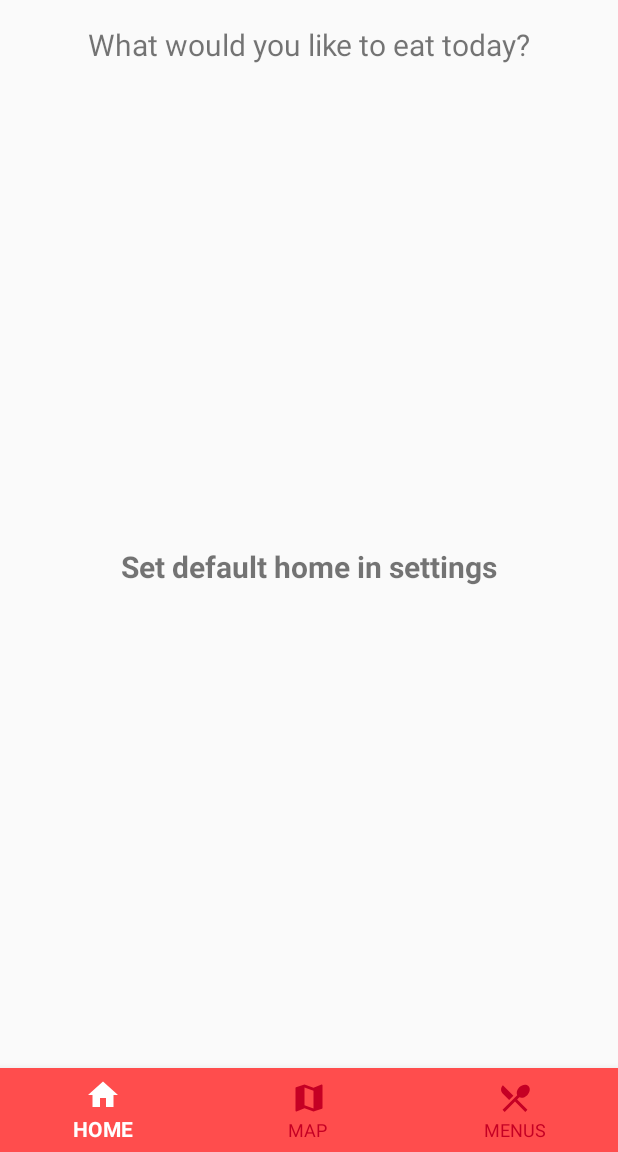
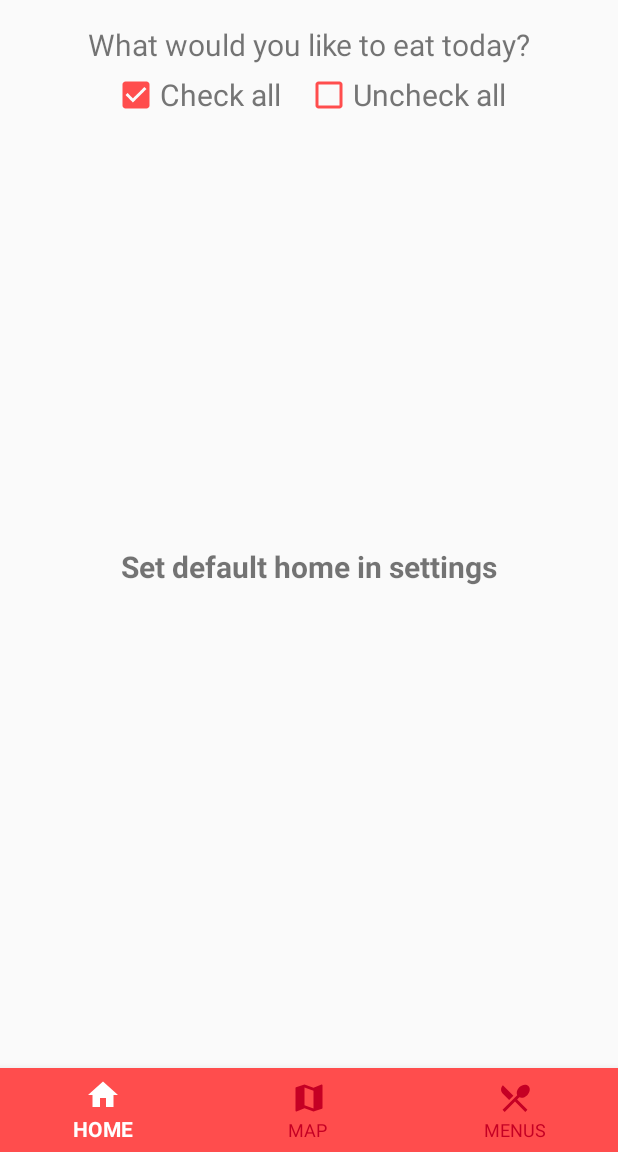
Before and after one commit to 445611/DailyYummis, an Android app: the screen it shows after launch (MainActivity), on a phone screen of 412 x 824 dp, the part 84-1236 px from its top. Run offline under Robolectric (Android 15) with nearby library versions, the phone set to English and light mode, and no system bars; our stand-ins replace navigation-ui; libraries missing offline, so code that uses them is left out: com.google.maps.android; 5 statements that could not run were skipped.

```diff
--- a/App/app/src/main/java/cz/muni/fi/pv239/dailyyummies/service/ZomatoService.kt
+++ b/App/app/src/main/java/cz/muni/fi/pv239/dailyyummies/service/ZomatoService.kt
@@ -121,6 +121,7 @@ class ZomatoService(private val context: Context, private val restaurantsSearchR
                                 Log.d("Restaurant", restaurant.restaurant.name)
                             }
                             calculateRestaurantDistances(mapCoordinates, radius, it.restaurants)
+                            it.restaurants.removeAll { it.restaurant.distance > radius }
                             fetchMenus(it.restaurants)
                         }
                     }
--- a/App/app/src/main/res/layout/fragment_home.xml
+++ b/App/app/src/main/res/layout/fragment_home.xml
@@ -25,7 +25,7 @@
         app:layout_constraintBottom_toBottomOf="parent"
         app:layout_constraintEnd_toEndOf="parent"
         app:layout_constraintStart_toStartOf="parent"
-        app:layout_constraintTop_toBottomOf="@+id/textView" />
+        app:layout_constraintTop_toBottomOf="@+id/checkBox_checkAll" />
 
     <ProgressBar
         android:id="@+id/homeLoading"
@@ -49,4 +49,32 @@
         app:layout_constraintStart_toStartOf="parent"
         app:layout_constraintTop_toBottomOf="@+id/textView" />
 
+    <CheckBox
+        android:id="@+id/checkBox_checkAll"
+        android:layout_width="wrap_content"
+        android:layout_height="wrap_content"
+        android:layout_marginTop="4dp"
+        android:checked="true"
+        android:text="@string/check_all"
+        android:textColor="@color/primaryTextColor"
+        android:textSize="20sp"
+        app:buttonTint="@color/primaryColor"
+        app:layout_constraintEnd_toStartOf="@+id/checkBox_uncheckAll"
+        app:layout_constraintStart_toStartOf="@+id/textView"
+        app:layout_constraintTop_toBottomOf="@+id/textView" />
+
+    <CheckBox
+        android:id="@+id/checkBox_uncheckAll"
+        android:layout_width="wrap_content"
+        android:layout_height="wrap_content"
+        android:layout_marginTop="4dp"
+        android:checked="false"
+        android:text="@string/uncheck_all"
+        android:textColor="@color/primaryTextColor"
+        android:textSize="20sp"
+        app:buttonTint="@color/primaryColor"
+        app:layout_constraintEnd_toEndOf="@+id/textView"
+        app:layout_constraintStart_toEndOf="@+id/checkBox_checkAll"
+        app:layout_constraintTop_toBottomOf="@+id/textView" />
+
 </androidx.constraintlayout.widget.ConstraintLayout>
--- a/App/app/src/main/res/values/strings.xml
+++ b/App/app/src/main/res/values/strings.xml
@@ -13,4 +13,6 @@
     <string name="expand_menus">Expand menus</string>
     <string name="homeWarning">Set default home in settings</string>
     <string name="restaurant_info">Restaurant Info</string>
+    <string name="check_all">Check all</string>
+    <string name="uncheck_all">Uncheck all</string>
 </resources>
```
Also changed, not shown: App/app/src/main/java/cz/muni/fi/pv239/dailyyummies/home/HomeFragment.kt (+28 -0 lines).
